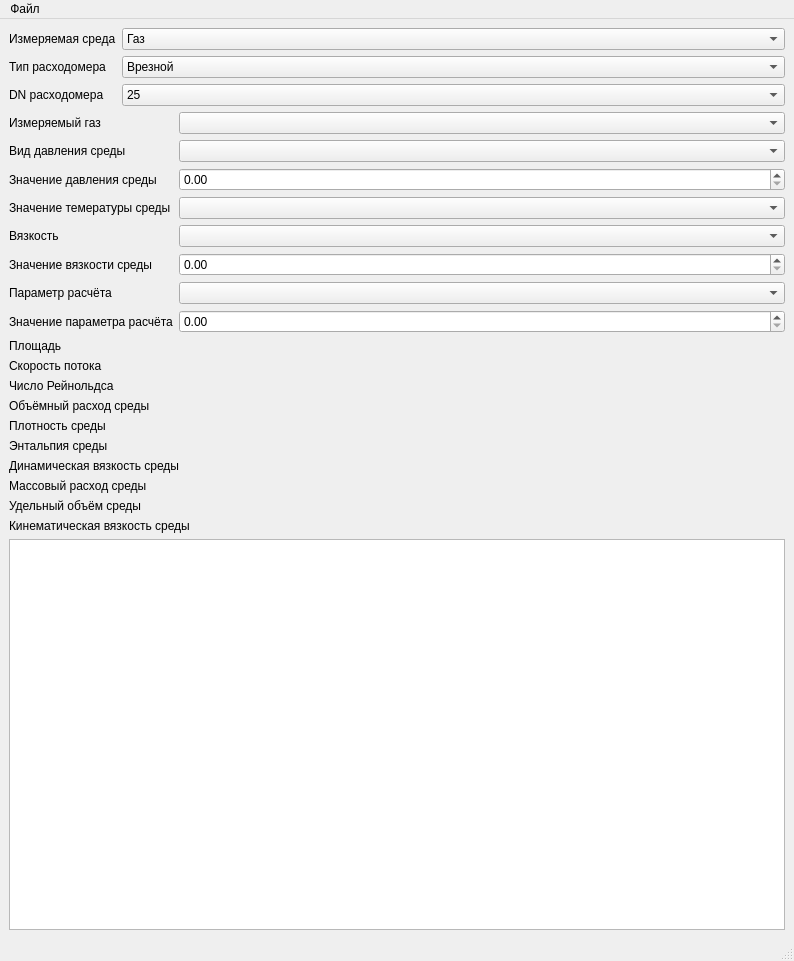
Old version of the form mainwindow.ui in the repository Evlenium/CalcFlow.
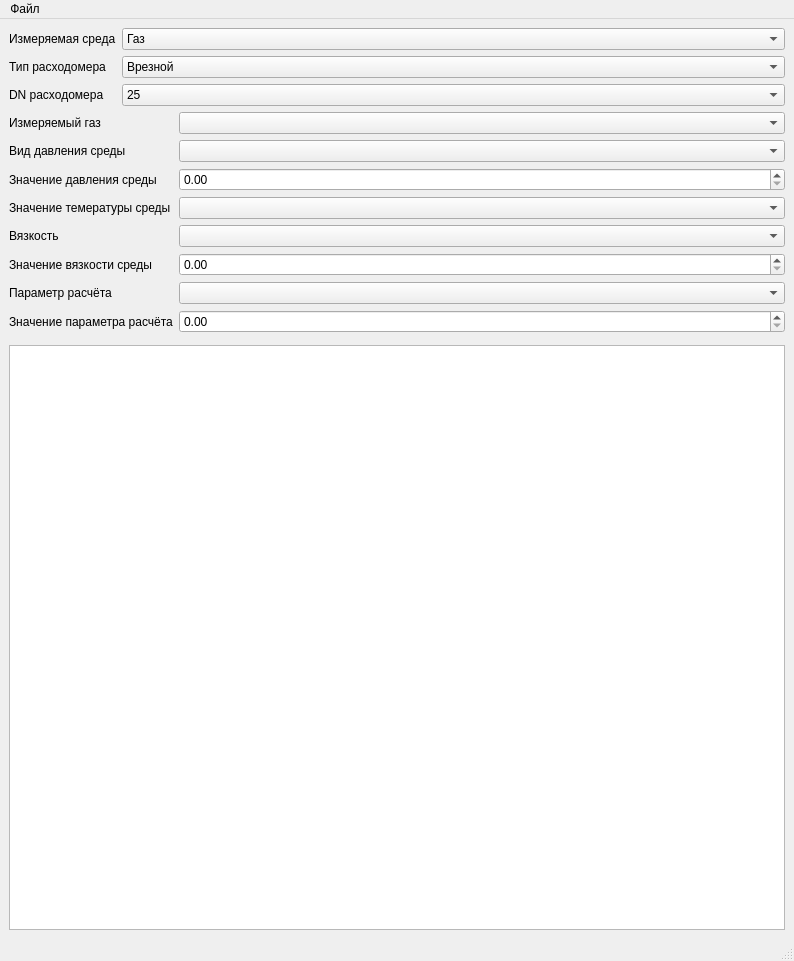
New version of the form.

Diff of the .ui file:
```diff
--- a/mainwindow.ui
+++ b/mainwindow.ui
@@ -248,10 +248,16 @@
     </item>
     <item row="4" column="0" colspan="2">
      <widget class="QWidget" name="widget_2" native="true">
+      <property name="sizePolicy">
+       <sizepolicy hsizetype="Preferred" vsizetype="Preferred">
+        <horstretch>0</horstretch>
+        <verstretch>0</verstretch>
+       </sizepolicy>
+      </property>
       <property name="layoutDirection">
        <enum>Qt::LeftToRight</enum>
       </property>
-      <layout class="QGridLayout" name="gridLayout_3" columnstretch="0,0">
+      <layout class="QFormLayout" name="formLayout_2">
        <property name="leftMargin">
         <number>0</number>
        </property>
@@ -264,146 +270,6 @@
        <property name="bottomMargin">
         <number>0</number>
        </property>
-       <item row="4" column="0">
-        <widget class="QLabel" name="lbl_dencity_name">
-         <property name="text">
-          <string>Плотность среды</string>
-         </property>
-        </widget>
-       </item>
-       <item row="1" column="0">
-        <widget class="QLabel" name="lbl_flow_speed_name">
-         <property name="text">
-          <string>Скорость потока</string>
-         </property>
-        </widget>
-       </item>
-       <item row="0" column="1">
-        <widget class="QLabel" name="lbl_S">
-         <property name="text">
-          <string/>
-         </property>
-        </widget>
-       </item>
-       <item row="5" column="0">
-        <widget class="QLabel" name="lbl_entalpy_name">
-         <property name="text">
-          <string>Энтальпия среды</string>
-         </property>
-        </widget>
-       </item>
-       <item row="6" column="0">
-        <widget class="QLabel" name="lbl_dynamic_viscocity_name">
-         <property name="text">
-          <string>Динамическая вязкость среды</string>
-         </property>
-        </widget>
-       </item>
-       <item row="3" column="0">
-        <widget class="QLabel" name="lbl_value_flow_name">
-         <property name="text">
-          <string>Объёмный расход среды</string>
-         </property>
-        </widget>
-       </item>
-       <item row="2" column="0">
-        <widget class="QLabel" name="lbl_name_Re">
-         <property name="text">
-          <string>Число Рейнольдса</string>
-         </property>
-        </widget>
-       </item>
-       <item row="8" column="0">
-        <widget class="QLabel" name="lbl_value_name">
-         <property name="text">
-          <string>Удельный объём среды</string>
-         </property>
-        </widget>
-       </item>
-       <item row="1" column="1">
-        <widget class="QLabel" name="lbl_flow_speed">
-         <property name="text">
-          <string/>
-         </property>
-        </widget>
-       </item>
-       <item row="0" column="0">
-        <widget class="QLabel" name="lbl_S_name">
-         <property name="text">
-          <string>Площадь</string>
-         </property>
-        </widget>
-       </item>
-       <item row="7" column="0">
-        <widget class="QLabel" name="lbl_mass_flow_name">
-         <property name="text">
-          <string>Массовый расход среды</string>
-         </property>
-        </widget>
-       </item>
-       <item row="9" column="0">
-        <widget class="QLabel" name="lbl_kinematic_viscocity_name">
-         <property name="text">
-          <string>Кинематическая вязкость среды</string>
-         </property>
-        </widget>
-       </item>
-       <item row="2" column="1">
-        <widget class="QLabel" name="lbl_Re">
-         <property name="text">
-          <string/>
-         </property>
-        </widget>
-       </item>
-       <item row="3" column="1">
-        <widget class="QLabel" name="lbl_Value_FLow">
-         <property name="text">
-          <string/>
-         </property>
-        </widget>
-       </item>
-       <item row="4" column="1">
-        <widget class="QLabel" name="lbl_density">
-         <property name="text">
-          <string/>
-         </property>
-        </widget>
-       </item>
-       <item row="5" column="1">
-        <widget class="QLabel" name="lbl_enthalpy">
-         <property name="text">
-          <string/>
-         </property>
-        </widget>
-       </item>
-       <item row="6" column="1">
-        <widget class="QLabel" name="lbl_dynamic_viscocity">
-         <property name="text">
-          <string/>
-         </property>
-        </widget>
-       </item>
-       <item row="7" column="1">
-        <widget class="QLabel" name="lbl_mass_flow">
-         <property name="text">
-          <string/>
-         </property>
-        </widget>
-       </item>
-       <item row="8" column="1">
-        <widget class="QLabel" name="lbl_value">
-         <property name="text">
-          <string/>
-         </property>
-        </widget>
-       </item>
-       <item row="9" column="1">
-        <widget class="QLabel" name="lbl_kinematic_viscocity">
-         <property name="text">
-          <string/>
-         </property>
-        </widget>
-       </item>
       </layout>
      </widget>
     </item>
```
Left out of the diff: 6 changed lines with no effect on the pictures.
